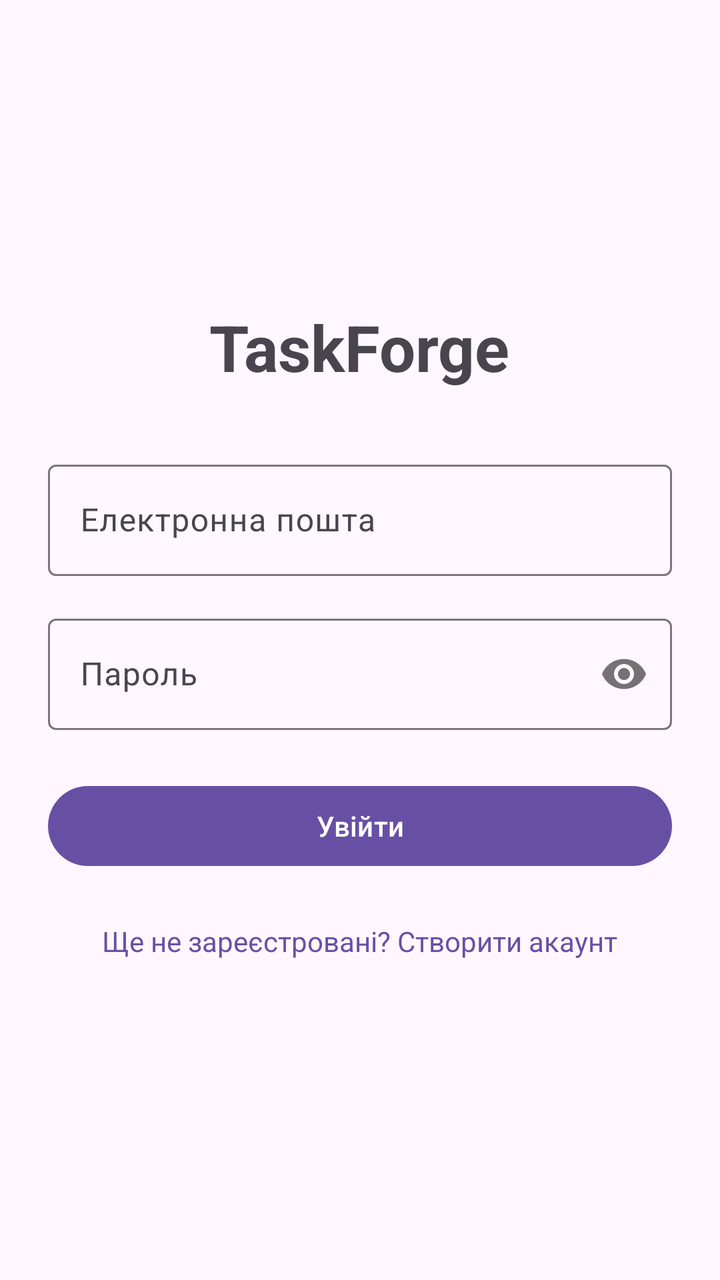
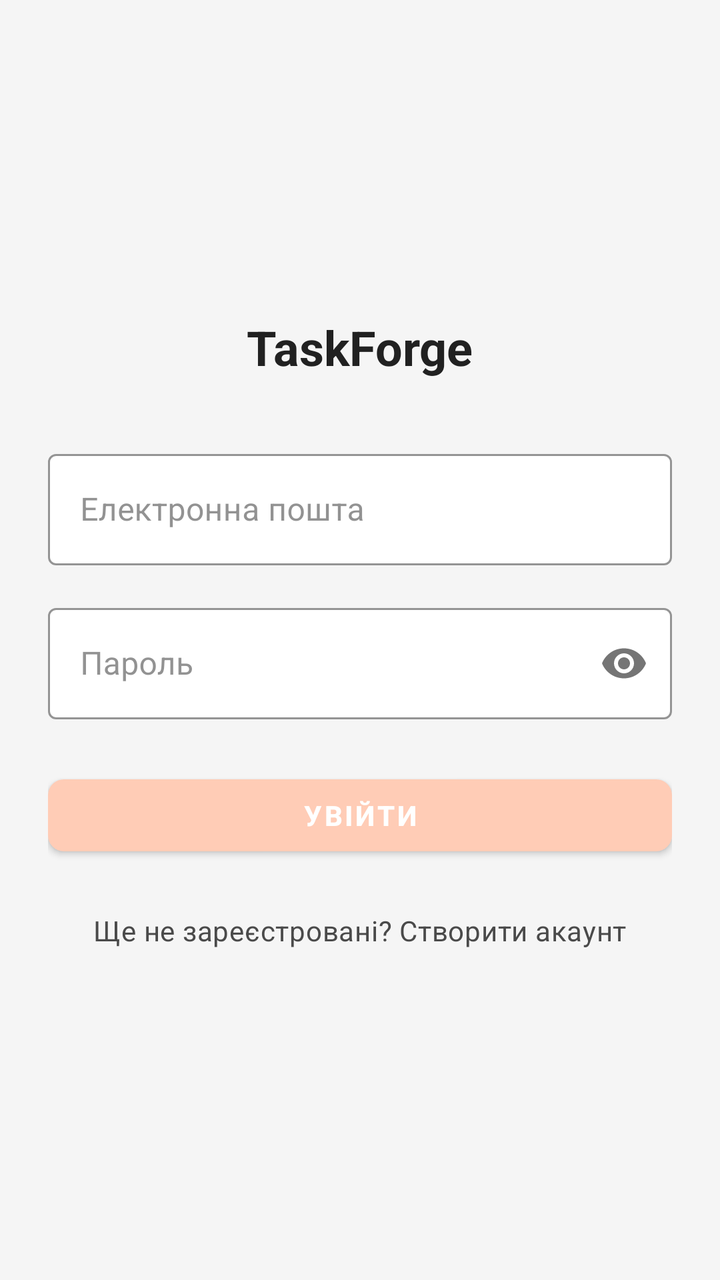

Screens rendered from an Android XML layout before and after an edit, with the pre-edit source and the edit as a unified diff.
<!-- AndroidManifest.xml: application theme Theme.TASKFORGE -->
<!-- res/layout/activity_login.xml -->
<?xml version="1.0" encoding="utf-8"?>
<LinearLayout xmlns:android="http://schemas.android.com/apk/res/android"
    xmlns:app="http://schemas.android.com/apk/res-auto"
    android:layout_width="match_parent"
    android:layout_height="match_parent"
    android:orientation="vertical"
    android:padding="24dp"
    android:gravity="center">

    <TextView
        android:layout_width="wrap_content"
        android:layout_height="wrap_content"
        android:text="TaskForge"
        android:textSize="32sp"
        android:textStyle="bold"
        android:layout_marginBottom="32dp"/>

    <com.google.android.material.textfield.TextInputLayout
        android:layout_width="match_parent"
        android:layout_height="wrap_content"
        android:layout_marginBottom="16dp"
        android:hint="Електронна пошта">

        <com.google.android.material.textfield.TextInputEditText
            android:id="@+id/etEmail"
            android:layout_width="match_parent"
            android:layout_height="wrap_content"
            android:inputType="textEmailAddress"/>
    </com.google.android.material.textfield.TextInputLayout>

    <com.google.android.material.textfield.TextInputLayout
        android:layout_width="match_parent"
        android:layout_height="wrap_content"
        android:layout_marginBottom="24dp"
        app:passwordToggleEnabled="true"
        android:hint="Пароль">

        <com.google.android.material.textfield.TextInputEditText
            android:id="@+id/etPassword"
            android:layout_width="match_parent"
            android:layout_height="wrap_content"
            android:inputType="textPassword"/>
    </com.google.android.material.textfield.TextInputLayout>

    <com.google.android.material.button.MaterialButton
        android:id="@+id/btnLogin"
        android:layout_width="match_parent"
        android:layout_height="wrap_content"
        android:text="Увійти"
        android:layout_marginBottom="16dp"/>

    <TextView
        android:id="@+id/tvGoToRegister"
        android:layout_width="wrap_content"
        android:layout_height="wrap_content"
        android:text="Ще не зареєстровані? Створити акаунт"
        android:textColor="?attr/colorPrimary"
        android:padding="8dp"/>
</LinearLayout>
<!-- resources referenced by this layout -->
<resources>
  <style name="Base.Theme.TASKFORGE" parent="Theme.Material3.DayNight.NoActionBar">
          <item name="android:windowLightStatusBar">true</item>
          
          
      </style>
  <!-- unchanged entries left out for length: 1 -->
</resources>

<!-- the commit's change to res/layout/activity_login.xml (unified diff, before → after) -->
@@ -5,23 +5,25 @@
     android:layout_height="match_parent"
     android:orientation="vertical"
     android:padding="24dp"
-    android:gravity="center">
+    android:gravity="center"
+    android:background="@color/ui_background">
 
     <TextView
         android:layout_width="wrap_content"
         android:layout_height="wrap_content"
         android:text="TaskForge"
-        android:textSize="32sp"
-        android:textStyle="bold"
+        android:textAppearance="@style/TextAppearance.TaskForge.Headline1"
         android:layout_marginBottom="32dp"/>
 
     <com.google.android.material.textfield.TextInputLayout
+        style="@style/Widget.TaskForge.TextInputLayout"
         android:layout_width="match_parent"
         android:layout_height="wrap_content"
         android:layout_marginBottom="16dp"
         android:hint="Електронна пошта">
 
         <com.google.android.material.textfield.TextInputEditText
+            style="@style/Widget.TaskForge.EditText"
             android:id="@+id/etEmail"
             android:layout_width="match_parent"
             android:layout_height="wrap_content"
@@ -29,6 +31,7 @@
     </com.google.android.material.textfield.TextInputLayout>
 
     <com.google.android.material.textfield.TextInputLayout
+        style="@style/Widget.TaskForge.TextInputLayout"
         android:layout_width="match_parent"
         android:layout_height="wrap_content"
         android:layout_marginBottom="24dp"
@@ -36,6 +39,7 @@
         android:hint="Пароль">
 
         <com.google.android.material.textfield.TextInputEditText
+            style="@style/Widget.TaskForge.EditText"
             android:id="@+id/etPassword"
             android:layout_width="match_parent"
             android:layout_height="wrap_content"
@@ -44,6 +48,7 @@
 
     <com.google.android.material.button.MaterialButton
         android:id="@+id/btnLogin"
+        style="@style/Widget.TaskForge.Button.Primary"
         android:layout_width="match_parent"
         android:layout_height="wrap_content"
         android:text="Увійти"
@@ -54,6 +59,7 @@
         android:layout_width="wrap_content"
         android:layout_height="wrap_content"
         android:text="Ще не зареєстровані? Створити акаунт"
-        android:textColor="?attr/colorPrimary"
+        android:textAppearance="@style/TextAppearance.TaskForge.Caption"
+        android:textColor="@color/ui_body_text"
         android:padding="8dp"/>
 </LinearLayout>
<!-- resource entries referenced after the edit -->
@@ -1,9 +1,107 @@
 <!-- resources referenced by this layout -->
 <resources>
+  <color name="ui_background">#F5F5F5</color>
+  <color name="ui_body_text">#4A4A4A</color>
+  <style name="TextAppearance.TaskForge.Caption" parent="TextAppearance.Material3.BodyMedium">
+          <item name="android:textSize">14sp</item>
+          <item name="android:textStyle">normal</item>
+          <item name="android:fontFamily">sans-serif-medium</item>
+          <item name="android:textColor">@color/ui_hint_text</item>
+      </style>
+  <style name="TextAppearance.TaskForge.Headline1" parent="TextAppearance.Material3.HeadlineLarge">
+          <item name="android:textSize">24sp</item>
+          <item name="android:textStyle">bold</item>
+          <item name="android:fontFamily">sans-serif</item>
+          <item name="android:textColor">@color/ui_heading_text</item>
+      </style>
+  <style name="Widget.TaskForge.Button.Primary" parent="Widget.MaterialComponents.Button">
+          <item name="android:minHeight">48dp</item>
+          <item name="cornerRadius">8dp</item>
+          <item name="backgroundTint">@color/ui_accent_primary</item>
+          <item name="android:textColor">@color/white</item>
+          <item name="android:textStyle">bold</item>
+          <item name="android:fontFamily">sans-serif-medium</item>
+      </style>
+  <style name="Widget.TaskForge.EditText" parent="Widget.MaterialComponents.TextInputEditText.OutlinedBox">
+          <item name="android:textColor">@color/ui_body_text</item>
+          <item name="android:textColorHint">@color/ui_hint_text</item>
+          <item name="android:textSize">16sp</item>
+          <item name="android:fontFamily">sans-serif</item>
+      </style>
+  <style name="Widget.TaskForge.TextInputLayout" parent="Widget.MaterialComponents.TextInputLayout.OutlinedBox">
+          <item name="boxBackgroundColor">@color/white</item>
+          <item name="boxStrokeColor">@color/ui_accent_secondary</item>
+          <item name="boxStrokeWidth">1dp</item>
+          <item name="boxStrokeWidthFocused">2dp</item>
+          <item name="hintTextColor">@color/ui_hint_text</item>
+      </style>
+  <color name="ui_hint_text">#8E8E8E</color>
+  <color name="ui_heading_text">#212121</color>
+  <color name="ui_accent_primary">#FFCCB6</color>
+  <color name="white">#FFFFFFFF</color>
+  <color name="ui_accent_secondary">#DCCFF6</color>
   <style name="Base.Theme.TASKFORGE" parent="Theme.Material3.DayNight.NoActionBar">
           <item name="android:windowLightStatusBar">true</item>
-          
-          
+          <item name="colorPrimary">@color/ui_accent_primary</item>
+          <item name="colorOnPrimary">@color/white</item>
+          <item name="colorSecondary">@color/ui_accent_secondary</item>
+          <item name="colorOnSecondary">@color/ui_heading_text</item>
+          <item name="android:colorBackground">@color/ui_background</item>
+          <item name="colorSurface">@color/white</item>
+          <item name="colorOnSurface">@color/ui_body_text</item>
+          <item name="colorOnSurfaceVariant">@color/ui_hint_text</item>
+          <item name="android:windowBackground">@color/ui_background</item>
+          <item name="android:navigationBarColor">@color/white</item>
+          <item name="android:statusBarColor">@color/ui_background</item>
+          <item name="android:fontFamily">sans-serif</item>
+          <item name="textAppearanceHeadlineLarge">@style/TextAppearance.TaskForge.Headline1</item>
+          <item name="textAppearanceTitleLarge">@style/TextAppearance.TaskForge.Headline2</item>
+          <item name="textAppearanceBodyLarge">@style/TextAppearance.TaskForge.Body</item>
+          <item name="textAppearanceBodyMedium">@style/TextAppearance.TaskForge.Caption</item>
+          <item name="materialButtonStyle">@style/Widget.TaskForge.Button.Primary</item>
+          <item name="materialCardViewStyle">@style/Widget.TaskForge.CardView</item>
+          <item name="floatingActionButtonStyle">@style/Widget.TaskForge.FAB</item>
+          <item name="textInputStyle">@style/Widget.TaskForge.TextInputLayout</item>
+          <item name="editTextStyle">@style/Widget.TaskForge.EditText</item>
+          <item name="bottomNavigationStyle">@style/Widget.TaskForge.BottomNavigationView</item>
+          <item name="materialAlertDialogTheme">@style/ThemeOverlay.TaskForge.MaterialAlertDialog</item>
+      </style>
+  <style name="TextAppearance.TaskForge.Headline2" parent="TextAppearance.Material3.TitleLarge">
+          <item name="android:textSize">20sp</item>
+          <item name="android:textStyle">normal</item>
+          <item name="android:fontFamily">sans-serif-medium</item>
+          <item name="android:textColor">@color/ui_heading_text</item>
+      </style>
+  <style name="TextAppearance.TaskForge.Body" parent="TextAppearance.Material3.BodyLarge">
+          <item name="android:textSize">16sp</item>
+          <item name="android:textStyle">normal</item>
+          <item name="android:fontFamily">sans-serif</item>
+          <item name="android:textColor">@color/ui_body_text</item>
+      </style>
+  <style name="Widget.TaskForge.CardView" parent="Widget.MaterialComponents.CardView">
+          <item name="strokeColor">@color/ui_card_border</item>
+          <item name="strokeWidth">1dp</item>
+          <item name="cardCornerRadius">10dp</item>
+          <item name="cardElevation">1dp</item>
+          <item name="cardBackgroundColor">@color/white</item>
+      </style>
+  <style name="Widget.TaskForge.FAB" parent="Widget.MaterialComponents.FloatingActionButton">
+          <item name="backgroundTint">@color/ui_accent_primary</item>
+          <item name="tint">@color/white</item>
+      </style>
+  <style name="Widget.TaskForge.BottomNavigationView" parent="Widget.MaterialComponents.BottomNavigationView">
+          <item name="itemIconTint">@color/bottom_nav_tint</item>
+          <item name="itemTextColor">@color/bottom_nav_tint</item>
+          <item name="android:background">@color/white</item>
+      </style>
+  <style name="ThemeOverlay.TaskForge.MaterialAlertDialog" parent="ThemeOverlay.MaterialComponents.MaterialAlertDialog">
+          <item name="materialAlertDialogBodyTextStyle">@style/TextAppearance.TaskForge.Body</item>
+          <item name="shapeAppearanceOverlay">@style/ShapeAppearanceOverlay.TaskForge.Dialog</item>
+      </style>
+  <color name="ui_card_border">#E0E0E0</color>
+  <style name="ShapeAppearanceOverlay.TaskForge.Dialog" parent="">
+          <item name="cornerFamily">rounded</item>
+          <item name="cornerSize">20dp</item>
       </style>
   <!-- unchanged entries left out for length: 1 -->
 </resources>
